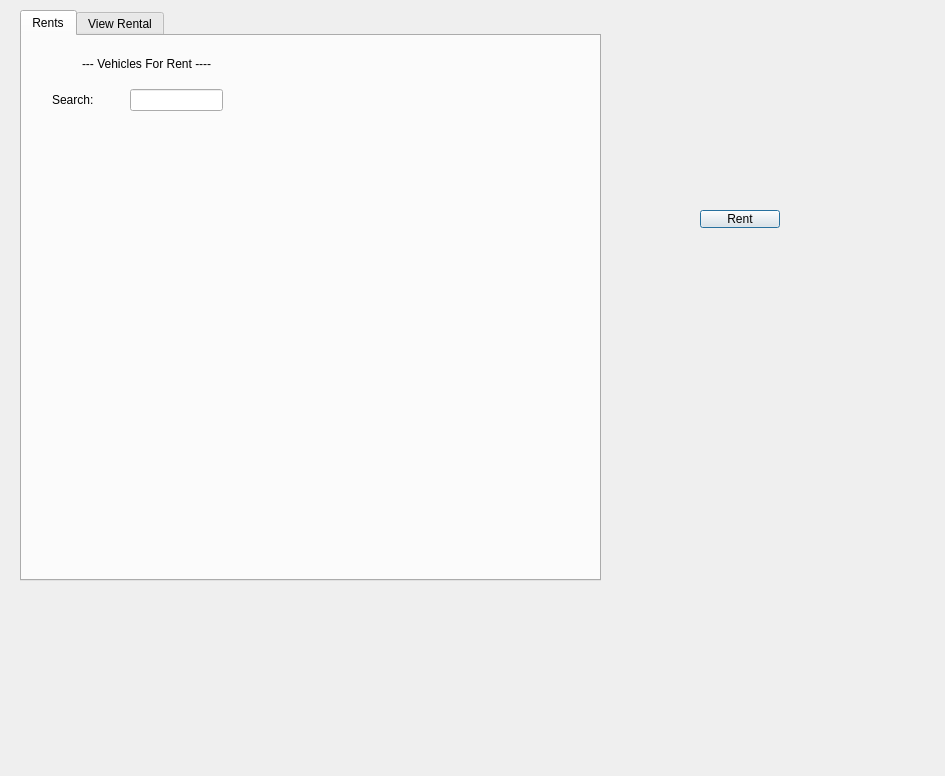
Before: the Qt Designer form RenTogether/secdialog.ui in GMengRong/ICT1009-CPP-RenTogether, drawn with Qt 5.
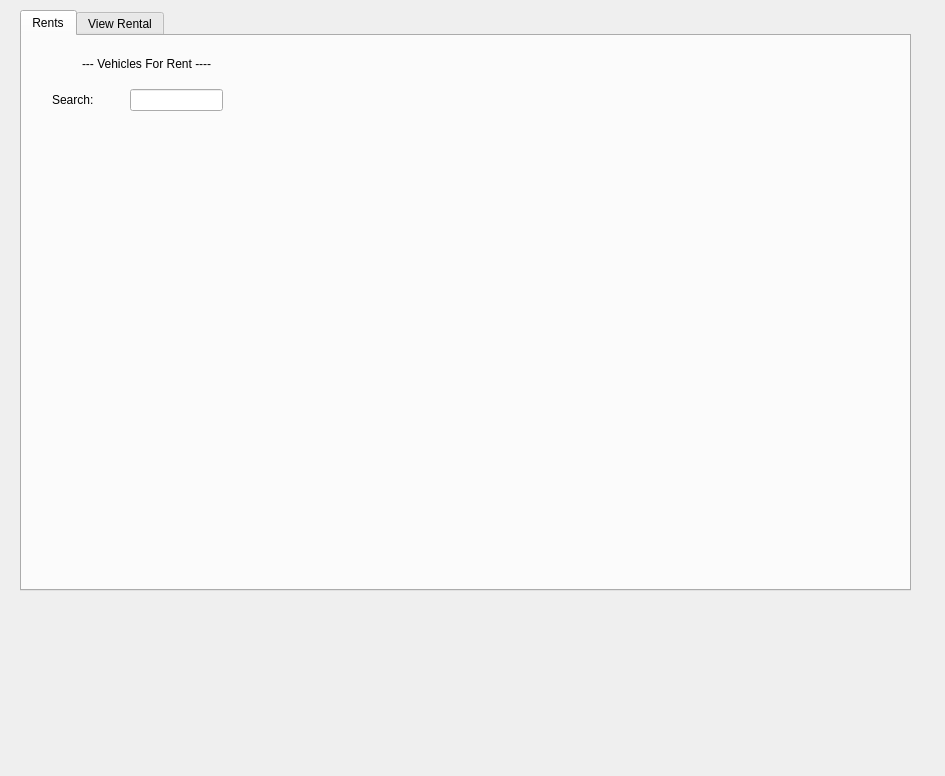
After: the same form once the commit is applied.

```diff
--- a/RenTogether/secdialog.ui
+++ b/RenTogether/secdialog.ui
@@ -18,8 +18,8 @@
     <rect>
      <x>20</x>
      <y>10</y>
-     <width>581</width>
-     <height>571</height>
+     <width>891</width>
+     <height>581</height>
     </rect>
    </property>
    <property name="currentIndex">
@@ -71,19 +71,6 @@
     </attribute>
    </widget>
   </widget>
-  <widget class="QPushButton" name="rentBtn">
-   <property name="geometry">
-    <rect>
-     <x>700</x>
-     <y>210</y>
-     <width>80</width>
-     <height>18</height>
-    </rect>
-   </property>
-   <property name="text">
-    <string>Rent</string>
-   </property>
-  </widget>
  </widget>
  <resources/>
  <connections/>
```
